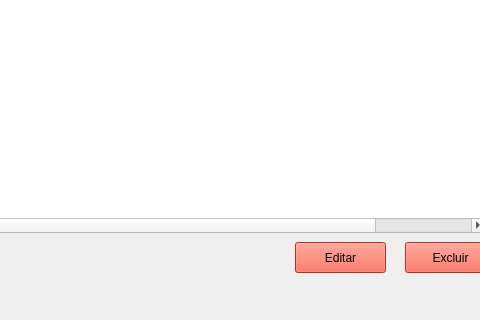
Before: the Qt Designer form paginas/cpanelvendas.ui in edsay12/Projeto_Introdu-ao_A_Progama-oa, drawn with Qt 5; both pictures show x 315 to 795 and y 248 to 568 of the 903 by 568 pixel window.
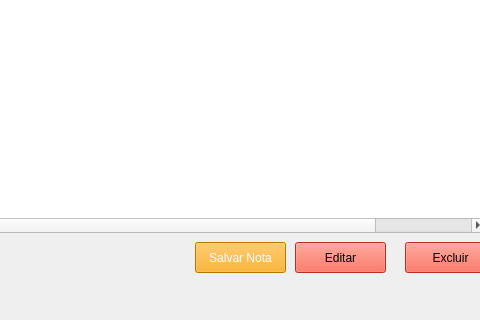
After: the same form once the commit is applied. Icons and pictures are not drawn.

Commit message: iniciado a imprementaçao de nota fiscal

Patch:
```diff
--- a/paginas/cpanelvendas.ui
+++ b/paginas/cpanelvendas.ui
@@ -161,6 +161,23 @@
       <string>Vendas realizadas</string>
      </property>
     </widget>
+    <widget class="QPushButton" name="pushButton_9">
+     <property name="geometry">
+      <rect>
+       <x>510</x>
+       <y>500</y>
+       <width>91</width>
+       <height>31</height>
+      </rect>
+     </property>
+     <property name="styleSheet">
+      <string notr="true">background-color:orange;color:white;
+</string>
+     </property>
+     <property name="text">
+      <string>Salvar Nota</string>
+     </property>
+    </widget>
    </widget>
    <zorder>frame</zorder>
    <zorder>tableWidget</zorder>
```
Left out of the diff: 1 changed line with no effect on the pictures. The commit also changes 3 other files.
